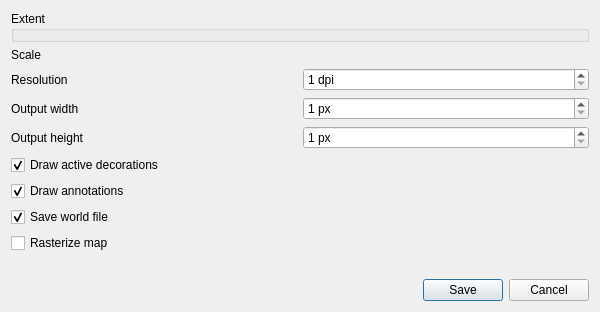
Above: src/ui/qgsmapsavedialog.ui from qgis/QGIS before the change. Below: the same form after it.
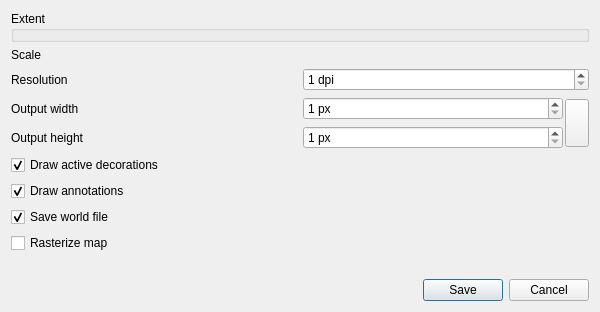
That is the form after the change. Custom widgets are drawn as their Qt base class.

Commit message:
[FEATURE] Locked aspect ratio state for Save as image/PDF"
Sponsored by Andreas Neumann.

The edit to the form file:
```diff
--- a/src/ui/qgsmapsavedialog.ui
+++ b/src/ui/qgsmapsavedialog.ui
@@ -77,25 +77,6 @@
        </property>
       </widget>
      </item>
-     <item row="4" column="1">
-      <widget class="QgsSpinBox" name="mOutputHeightSpinBox">
-       <property name="suffix">
-        <string> px</string>
-       </property>
-       <property name="prefix">
-        <string/>
-       </property>
-       <property name="minimum">
-        <number>1</number>
-       </property>
-       <property name="maximum">
-        <number>99999</number>
-       </property>
-       <property name="showClearButton" stdset="0">
-        <bool>false</bool>
-       </property>
-      </widget>
-     </item>
      <item row="3" column="0">
       <widget class="QLabel" name="label_3">
        <property name="text">
@@ -103,7 +84,15 @@
        </property>
       </widget>
      </item>
-     <item row="3" column="1">
+     <item row="3" column="1" rowspan="2">
+      <layout class="QGridLayout" name="gridLayout_4">
+       <property name="horizontalSpacing">
+        <number>0</number>
+       </property>
+       <property name="verticalSpacing">
+        <number>6</number>
+       </property>
+       <item row="0" column="0">
       <widget class="QgsSpinBox" name="mOutputWidthSpinBox">
        <property name="suffix">
         <string> px</string>
@@ -122,6 +111,59 @@
        </property>
       </widget>
      </item>
+       <item row="0" column="1" rowspan="2">
+        <layout class="QHBoxLayout">
+         <property name="leftMargin">
+          <number>2</number>
+         </property>
+         <property name="topMargin">
+          <number>2</number>
+         </property>
+         <property name="rightMargin">
+          <number>0</number>
+         </property>
+         <property name="bottomMargin">
+          <number>2</number>
+         </property>
+         <item>
+          <widget class="QgsRatioLockButton" name="mLockAspectRatio">
+           <property name="leftMargin">
+            <number>13</number>
+           </property>
+           <property name="sizePolicy">
+            <sizepolicy hsizetype="Fixed" vsizetype="Expanding">
+             <horstretch>0</horstretch>
+             <verstretch>0</verstretch>
+            </sizepolicy>
+           </property>
+           <property name="toolTip">
+            <string>Lock aspect ratio (including while drawing extent onto canvas)</string>
+           </property>
+          </widget>
+         </item>
+        </layout>
+       </item>
+       <item row="1" column="0">
+        <widget class="QgsSpinBox" name="mOutputHeightSpinBox">
+         <property name="suffix">
+          <string> px</string>
+         </property>
+         <property name="prefix">
+          <string/>
+         </property>
+         <property name="minimum">
+          <number>1</number>
+         </property>
+         <property name="maximum">
+          <number>99999</number>
+         </property>
+         <property name="showClearButton" stdset="0">
+          <bool>false</bool>
+         </property>
+        </widget>
+       </item>
+      </layout>
+     </item>
      <item row="2" column="0">
       <widget class="QLabel" name="label_2">
        <property name="text">
@@ -206,6 +248,12 @@
    <header>qgsextentgroupbox.h</header>
    <container>1</container>
   </customwidget>
+  <customwidget>
+   <class>QgsRatioLockButton</class>
+   <extends>QToolButton</extends>
+   <header>qgsratiolockbutton.h</header>
+   <container>1</container>
+  </customwidget>
   <customwidget>
    <class>QgsSpinBox</class>
    <extends>QSpinBox</extends>
```
Lines whose indentation alone changed are shown as unchanged. The commit also changes 12 other files.
